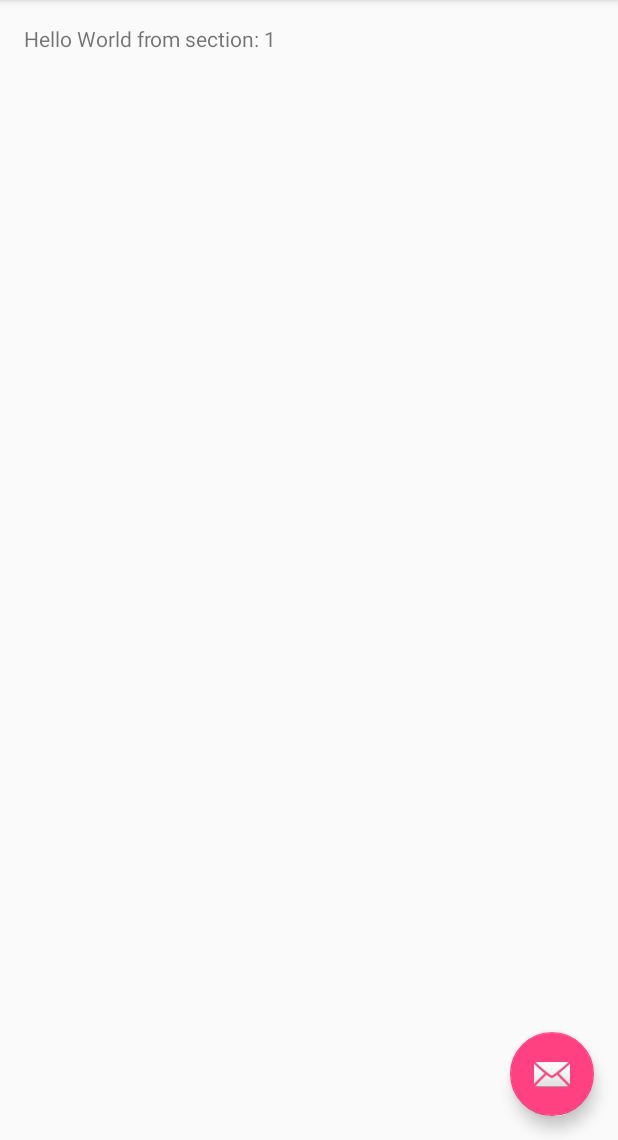
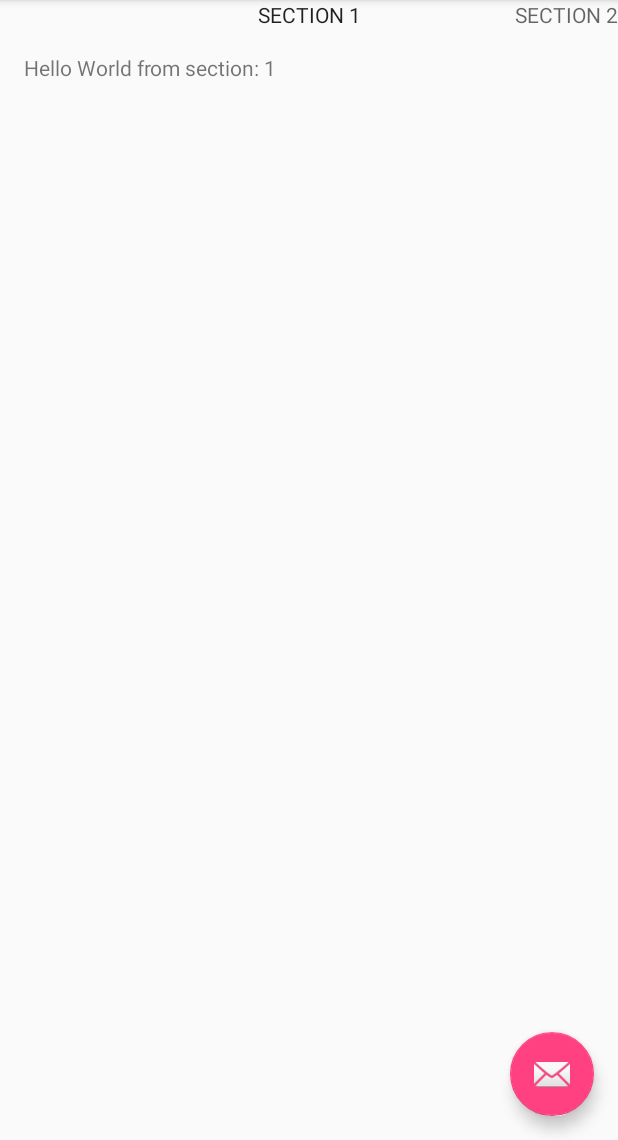
Before and after one commit to faychan/Navigation1, an Android app: the screen it shows after launch (MainActivity), on a phone screen of 412 x 824 dp, the part 96-1236 px from its top. Run offline under Robolectric (Android 15) with nearby library versions, the phone set to English and light mode, and no system bars.

Commit message:
- Swipe Views PagerTitleStrip

```diff
--- a/app/src/main/res/layout/activity_main.xml
+++ b/app/src/main/res/layout/activity_main.xml
@@ -31,7 +31,13 @@
         android:id="@+id/container"
         android:layout_width="match_parent"
         android:layout_height="match_parent"
-        app:layout_behavior="@string/appbar_scrolling_view_behavior" />
+        app:layout_behavior="@string/appbar_scrolling_view_behavior">
+
+        <android.support.v4.view.PagerTitleStrip
+            android:layout_width="wrap_content"
+            android:layout_height="wrap_content"/>
+
+    </android.support.v4.view.ViewPager>
 
     <android.support.design.widget.FloatingActionButton
         android:id="@+id/fab"
```
